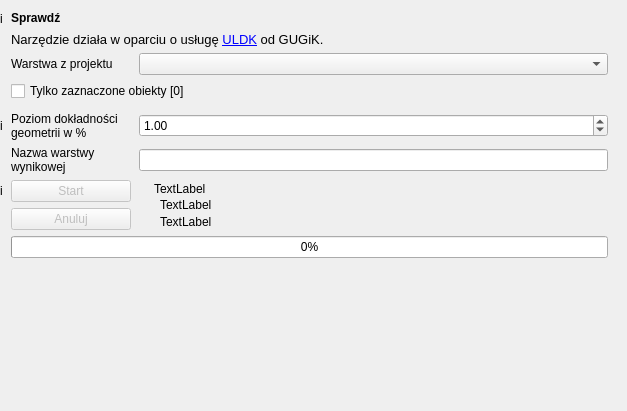
Before: the Qt Designer form gissupport_plugin/modules/uldk/modules/check_layer/main_base.ui in gis-support/gis-support-plugin, drawn with Qt 5.
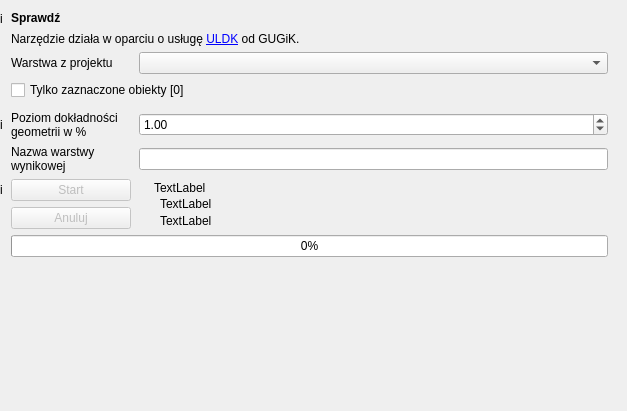
After: the same form once the commit is applied. Custom widgets are drawn as their Qt base class.

```diff
--- a/gissupport_plugin/modules/uldk/modules/check_layer/main_base.ui
+++ b/gissupport_plugin/modules/uldk/modules/check_layer/main_base.ui
@@ -348,7 +348,7 @@
      <item row="1" column="1" colspan="3">
       <widget class="QLabel" name="infoLabel">
        <property name="text">
-        <string>&lt;html&gt;&lt;head/&gt;&lt;body&gt;&lt;p&gt;&lt;span style=&quot; font-size:10pt;&quot;&gt;Narzędzie działa w oparciu o usługę &lt;a href=&quot;https://uldk.gugik.gov.pl/opis.html&quot;&gt;&lt;span style=&quot; text-decoration: underline; color:#0000ff;&quot;&gt;ULDK&lt;/span&gt;&lt;/a&gt; od GUGiK.&lt;/span&gt;&lt;/p&gt;&lt;/body&gt;&lt;/html&gt;</string>
+        <string>&lt;html&gt;&lt;head/&gt;&lt;body&gt;&lt;p&gt;Narzędzie działa w oparciu o usługę &lt;a href=&quot;https://uldk.gugik.gov.pl/opis.html&quot;&gt;&lt;span style=&quot; text-decoration: underline; color:#0000ff;&quot;&gt;ULDK&lt;/span&gt;&lt;/a&gt; od GUGiK.&lt;/p&gt;&lt;/body&gt;&lt;/html&gt;</string>
        </property>
        <property name="textFormat">
         <enum>Qt::RichText</enum>
```
